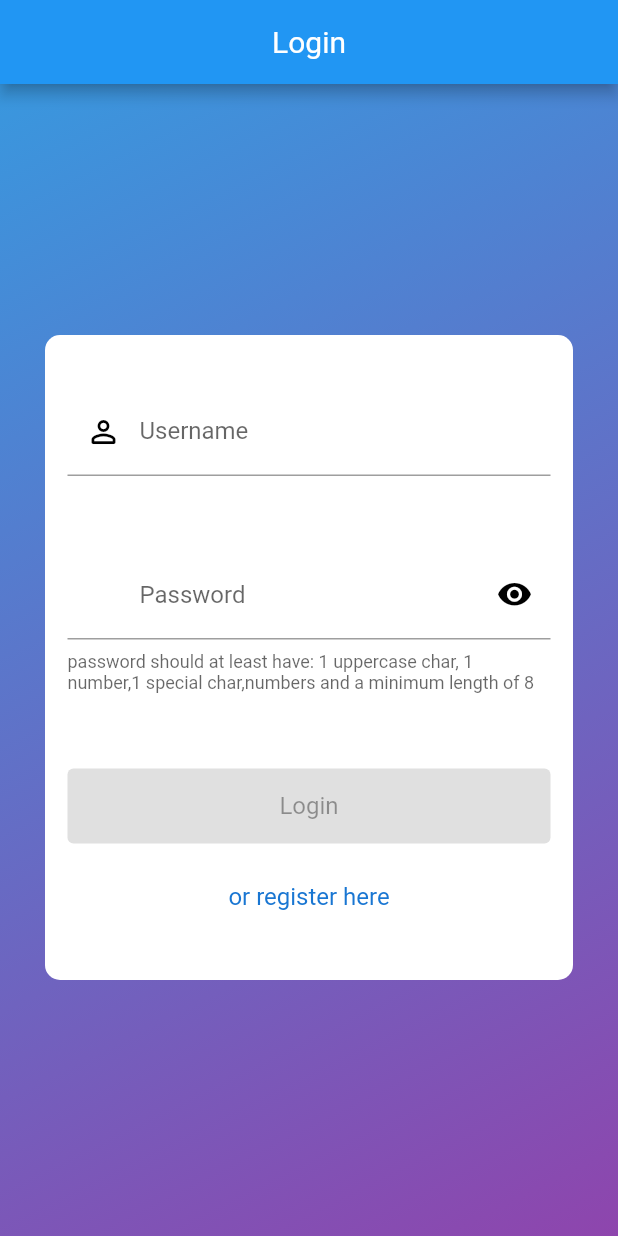
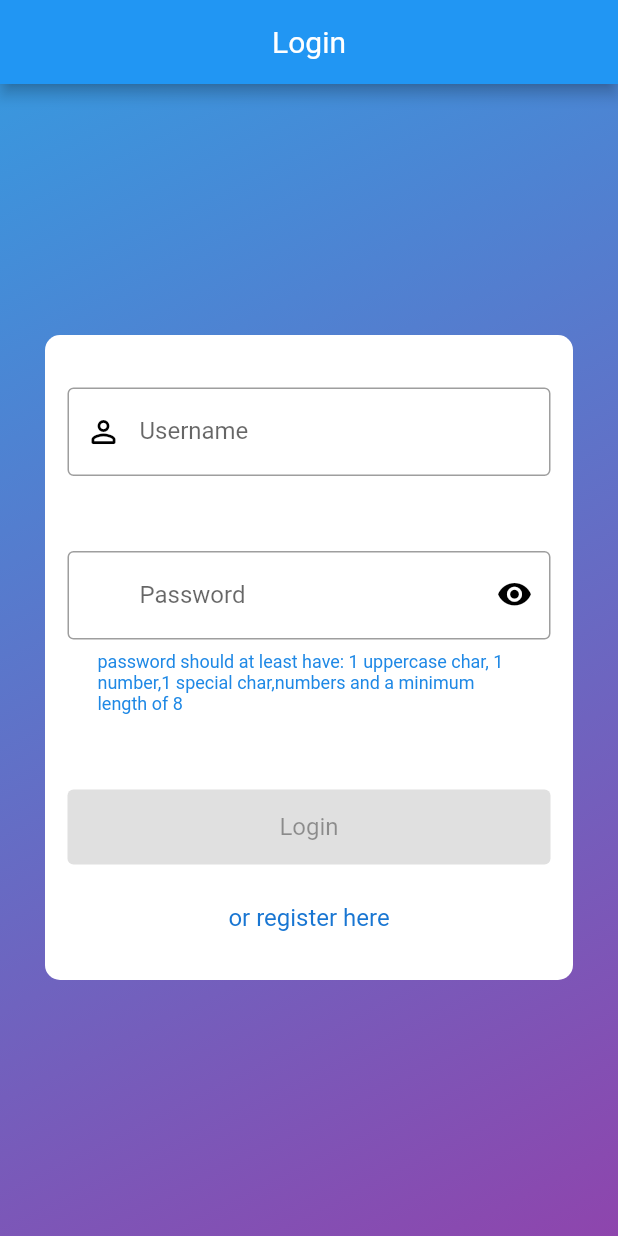
Before and after one commit to edoremo00/FlutterAuthFE, a Flutter app: the screen it shows after launch, on a phone screen of 412 x 824 dp. Run offline on Flutter 3.47's test engine with Material 2 defaults, Android fonts, the phone set to English and light mode, and no system bars.

Commit message:
modifica grafiche al form

```diff
--- a/lib/screens/widgets/loginform.dart
+++ b/lib/screens/widgets/loginform.dart
@@ -37,6 +37,10 @@ class loginform extends StatelessWidget {
       keyboardType: keyboardtype ?? TextInputType.text,
       controller: controller,
       decoration: InputDecoration(
+        border: OutlineInputBorder(),
+        contentPadding: EdgeInsets.all(20),
+        helperStyle: TextStyle(color: Colors.blue[600]),
+
         helperText:
             helpertext, //mostrato come aiuto se non ci sono errori nei campi
         helperMaxLines: 3,
```
